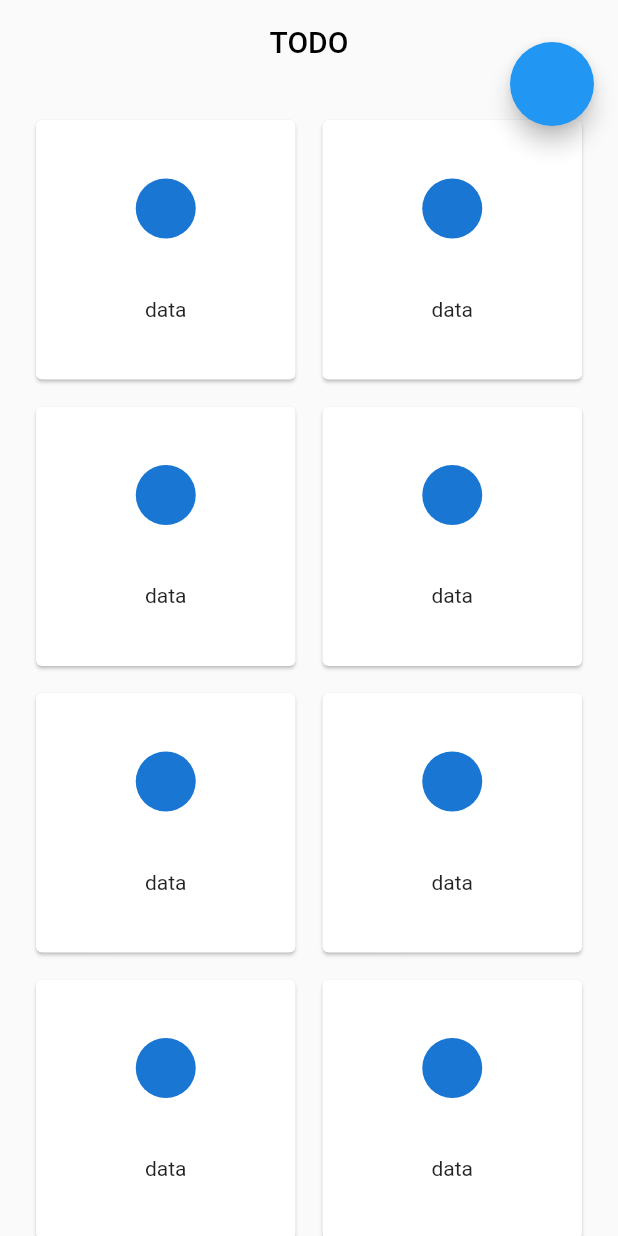
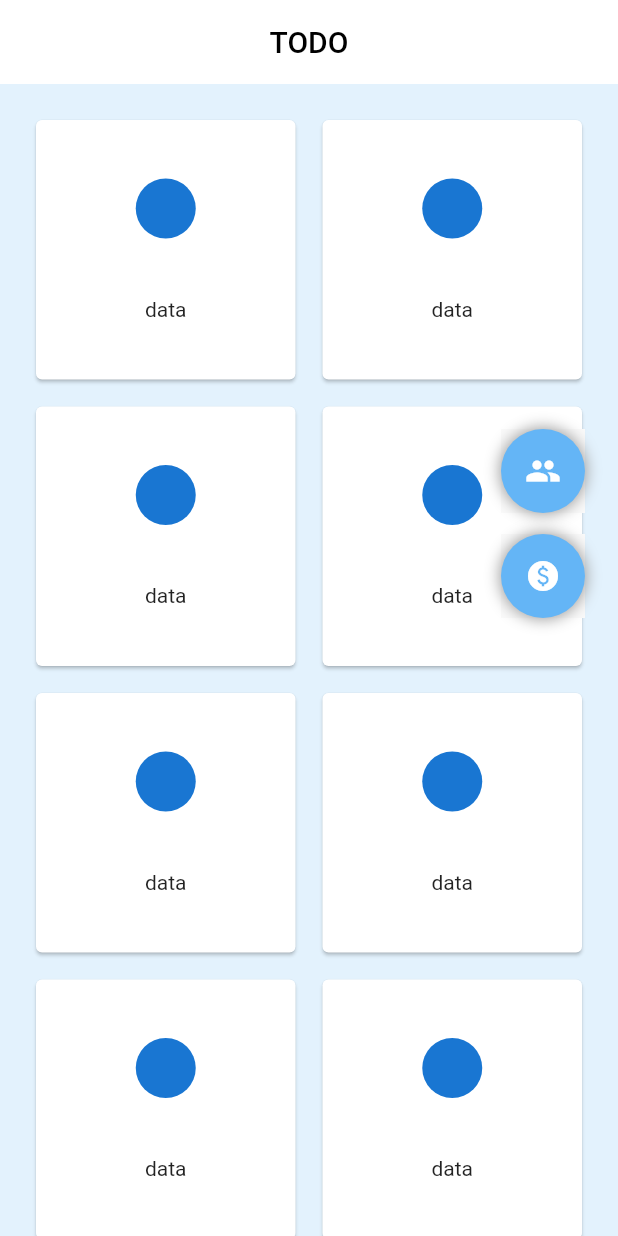
Before and after one commit to Swethanidhun/McMillan-Task, a Flutter app: the screen it shows after launch, on a phone screen of 412 x 824 dp. Run offline on Flutter 3.47's test engine with Material 2 defaults, Android fonts, the light colour scheme and no system bars.

Commit message:
home circle buttons created

```diff
--- a/userpaymentapp/lib/homepage.dart
+++ /dev/null
@@ -1,37 +0,0 @@
-import 'package:flutter/material.dart';
-
-class Homepage extends StatelessWidget {
-  const Homepage({super.key});
-
-  @override
-  Widget build(BuildContext context) {
-    return Scaffold(
-      floatingActionButton: FloatingActionButton(onPressed: () {
-
-      },),
-     floatingActionButtonLocation: FloatingActionButtonLocation.endTop,
-        appBar: AppBar(
-          title: const Center(
-              child: Text(
-            "TODO",
-            style: TextStyle(color: Colors.black),
-          )),
-          backgroundColor: Colors.transparent,
-          elevation: 0,
-        ),
-        body: GridView.builder(gridDelegate: const SliverGridDelegateWithFixedCrossAxisCount(crossAxisCount: 2,mainAxisSpacing: 10.0,crossAxisSpacing: 10.0),itemCount: 9,padding: EdgeInsets.all(20),itemBuilder: (context, index) {
-          return const Card(
-
-            child: Column(
-              mainAxisAlignment: MainAxisAlignment.spaceEvenly,
-              children: [
-                CircleAvatar(
-                ),
-                Text("data")
-              ],
-            ),
-          );
-        },)
-        );
-  }
-}
--- a/userpaymentapp/lib/main.dart
+++ b/userpaymentapp/lib/main.dart
@@ -1,5 +1,5 @@
 import 'package:flutter/material.dart';
-import 'package:userpaymentapp/homepage.dart';
+import 'package:userpaymentapp/ui/views/homepage.dart';
 
 void main(List<String> args) {
   runApp(const MyApp());
--- /dev/null
+++ b/userpaymentapp/lib/ui/views/homepage.dart
@@ -0,0 +1,52 @@
+import 'package:flutter/material.dart';
+import 'package:flutter/services.dart';
+import 'package:userpaymentapp/ui/widgets/circlebutton.dart';
+
+class Homepage extends StatelessWidget {
+  const Homepage({super.key});
+
+  @override
+  Widget build(BuildContext context) {
+    return Scaffold(
+      backgroundColor:Colors.blue[50],
+        appBar: AppBar(
+          title: const Center(
+              child: Text(
+            "TODO",
+            style: TextStyle(color: Colors.black),
+          )),
+          backgroundColor: Colors.white,
+          elevation: 0,
+        ),
+        body: Stack(
+          children: [
+            GridView.builder(
+              gridDelegate: const SliverGridDelegateWithFixedCrossAxisCount(
+                  crossAxisCount: 2,
+                  mainAxisSpacing: 10.0,
+                  crossAxisSpacing: 10.0),
+              itemCount: 9,
+              padding: const EdgeInsets.all(20),
+              itemBuilder: (context, index) {
+                return const Card(
+                  child: Column(
+                    mainAxisAlignment: MainAxisAlignment.spaceEvenly,
+                    children: [CircleAvatar(), Text("data")],
+                  ),
+                );
+              },
+            ),
+            CircleButton(
+              height: 230,
+              width: 22,
+              icon: Icons.group,
+            ),
+            CircleButton(
+              height: 300,
+              width: 22,
+              icon: Icons.paid,
+            ),
+          ],
+        ));
+  }
+}
--- /dev/null
+++ b/userpaymentapp/lib/ui/widgets/circlebutton.dart
@@ -0,0 +1,35 @@
+import 'package:flutter/material.dart';
+
+class CircleButton extends StatelessWidget {
+  CircleButton(
+      {super.key,
+      required this.height,
+      required this.width,
+      required this.icon});
+  final double height;
+  final double width;
+  final IconData icon;
+  @override
+  Widget build(BuildContext context) {
+    return Padding(
+      padding: EdgeInsets.symmetric(vertical: height, horizontal: width),
+      child: Row(
+        mainAxisAlignment: MainAxisAlignment.end,
+        children: [
+          Material(
+            child: Container(
+                decoration:
+                    const BoxDecoration(shape: BoxShape.circle, boxShadow: [
+                  BoxShadow(blurRadius: 8, spreadRadius: 1, color: Colors.grey,)
+                ]),
+                child: CircleAvatar(
+                  maxRadius: 28,
+                  backgroundColor: Colors.blue[300],
+                  child: Icon(icon, color: Colors.white),
+                )),
+          ),
+        ],
+      ),
+    );
+  }
+}
```
